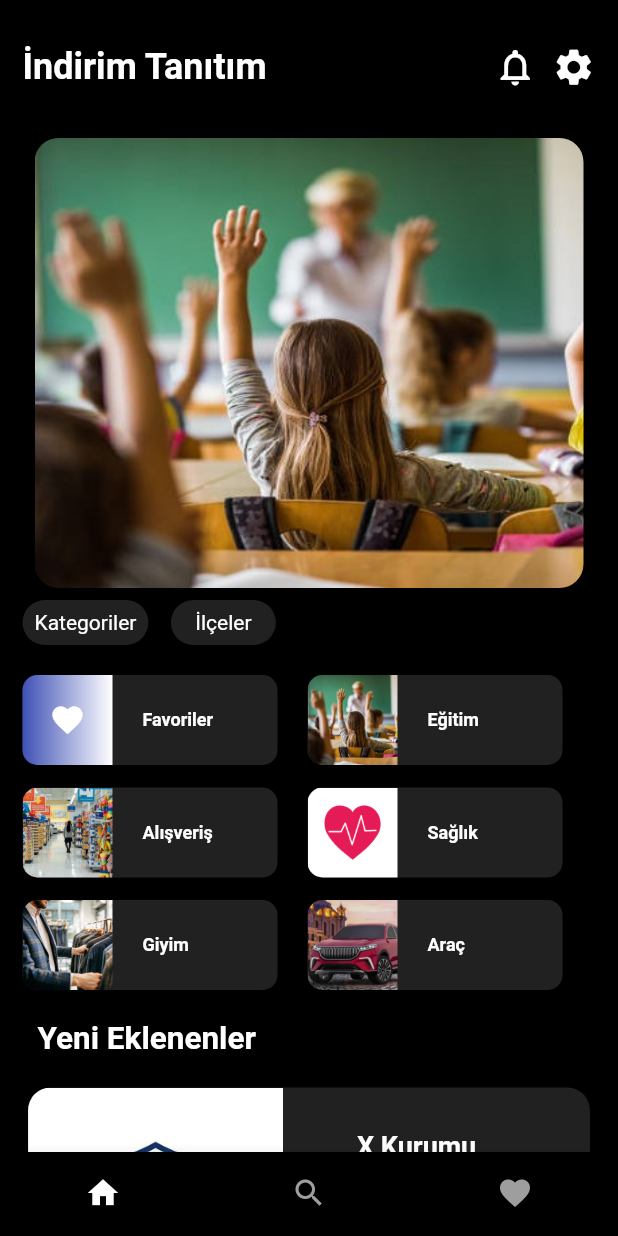
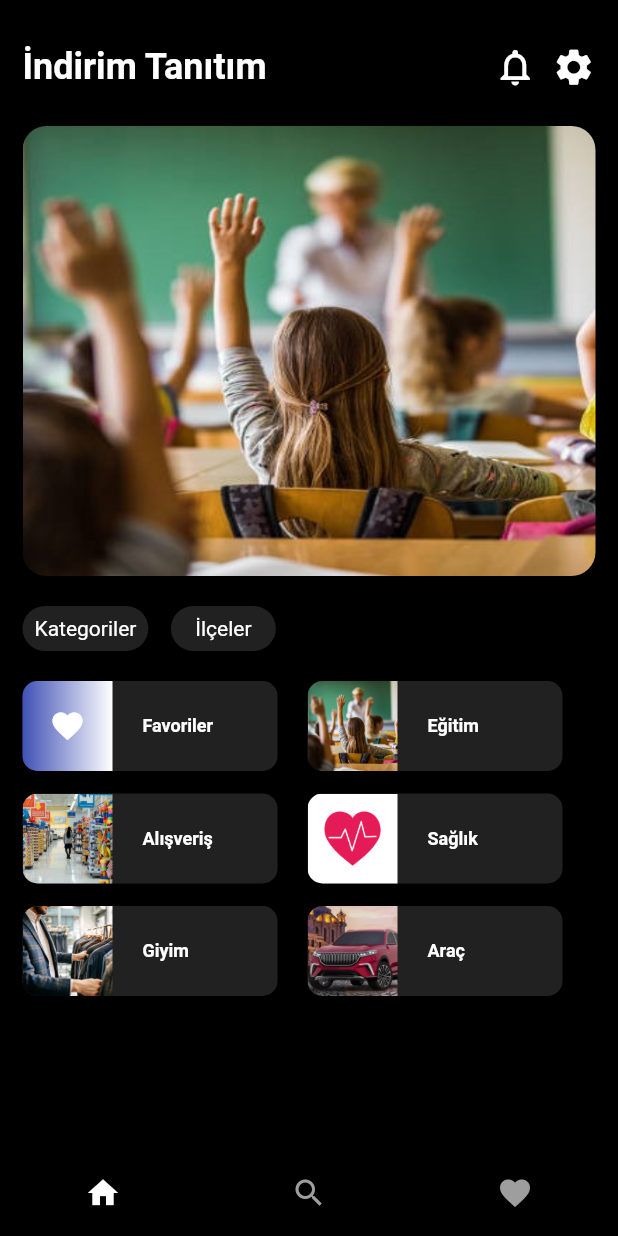
Before and after one commit to OguzhanYildirim/Flutter-Spotify-Clone, a Flutter app: the screen it shows after launch, on a phone screen of 412 x 824 dp. Run offline on Flutter 3.47's test engine with Material 2 defaults, Android fonts, the phone set to English and light mode, and no system bars.

Commit message:
adding route operations and redesign homepage layout

```diff
--- a/lib/screens/home_screen.dart
+++ b/lib/screens/home_screen.dart
@@ -41,7 +41,7 @@ class _HomeScreenState extends State<HomeScreen> {
                   height: 25,
                 ),
                 Padding(
-                  padding: const EdgeInsets.all(8.0),
+                  padding: const EdgeInsets.only(bottom: 20.0),
                   child: Container(
                     height: 300,
                     decoration: BoxDecoration(
@@ -380,8 +380,8 @@ class _HomeScreenState extends State<HomeScreen> {
                 const SizedBox(
                   height: 20,
                 ),
-                Row(
-                  children: [
+                // Row(
+                //   children: [
                 // const CircleAvatar(
                 //   radius: 30,
                 //   backgroundImage: AssetImage('assets/adele.jpeg'),
@@ -389,167 +389,167 @@ class _HomeScreenState extends State<HomeScreen> {
                 const SizedBox(
                   width: 10,
                 ),
-                    Column(
-                      crossAxisAlignment: CrossAxisAlignment.start,
-                      children: const [
-                        // Text(
-                        //   'Yeni Çıkanlar',
-                        //   style: TextStyle(color: Colors.grey, fontSize: 12),
+                //     Column(
+                //       crossAxisAlignment: CrossAxisAlignment.start,
+                //       children: const [
+                //         // Text(
+                //         //   'Yeni Çıkanlar',
+                //         //   style: TextStyle(color: Colors.grey, fontSize: 12),
+                //         // ),
+                //         Text('Yeni Eklenenler',
+                //             style: TextStyle(
+                //                 color: Colors.white,
+                //                 fontSize: 21,
+                //                 fontWeight: FontWeight.bold)),
+                //         SizedBox(
+                //           height: 10,
+                //         ),
+                //       ],
+                //     )
+                //   ],
                 // ),
-                        Text('Yeni Eklenenler',
-                            style: TextStyle(
-                                color: Colors.white,
-                                fontSize: 21,
-                                fontWeight: FontWeight.bold)),
-                        SizedBox(
-                          height: 10,
-                        ),
-                      ],
-                    )
-                  ],
-                ),
                 const SizedBox(
                   height: 10,
                 ),
-                Container(
-                  width: MediaQuery.of(context).size.width / 1.1,
-                  height: 200,
-                  decoration: BoxDecoration(
-                      borderRadius: BorderRadius.circular(15),
-                      color: Colors.grey[900]),
-                  child: Row(
-                    children: [
-                      Container(
-                        height: 200,
-                        width: 170,
-                        decoration: const BoxDecoration(
-                            borderRadius: BorderRadius.only(
-                                topLeft: Radius.circular(15),
-                                bottomLeft: Radius.circular(15)),
-                            image: DecorationImage(
-                                image: AssetImage('assets/school.jpg'),
-                                fit: BoxFit.cover)),
-                      ),
-                      const SizedBox(
-                        width: 15,
-                      ),
-                      Column(
-                        mainAxisAlignment: MainAxisAlignment.center,
-                        children: [
-                          const Text(
-                            'X Kurumu',
-                            style: TextStyle(
-                                color: Colors.white,
-                                fontSize: 18,
-                                fontWeight: FontWeight.w600),
-                          ),
-                          const SizedBox(
-                            height: 10,
-                          ),
-                          const Text(
-                            '%10 indirim',
-                            style: TextStyle(color: Colors.grey, fontSize: 15),
-                          ),
-                          const SizedBox(
-                            height: 70,
-                          ),
-                          Row(
-                            mainAxisAlignment: MainAxisAlignment.spaceBetween,
-                            children: const [
-                              SizedBox(width: 20),
-                              Icon(
-                                Icons.favorite_outline,
-                                color: Colors.white,
-                              ),
-                              SizedBox(width: 80),
-                              Icon(
-                                Icons.open_in_new_rounded,
-                                color: Colors.white,
-                              ),
-                              // CircleAvatar(
-                              //   backgroundColor: Colors.white,
-                              //   radius: 15,
-                              //   child: Center(
-                              //     child: Icon(
-                              //       Icons.open_in_full_outlined,
-                              //       color: Colors.black,
-                              //     ),
+                // Container(
+                //   width: MediaQuery.of(context).size.width / 1.1,
+                //   height: 200,
+                //   decoration: BoxDecoration(
+                //       borderRadius: BorderRadius.circular(15),
+                //       color: Colors.grey[900]),
+                //   child: Row(
+                //     children: [
+                //       Container(
+                //         height: 200,
+                //         width: 170,
+                //         decoration: const BoxDecoration(
+                //             borderRadius: BorderRadius.only(
+                //                 topLeft: Radius.circular(15),
+                //                 bottomLeft: Radius.circular(15)),
+                //             image: DecorationImage(
+                //                 image: AssetImage('assets/school.jpg'),
+                //                 fit: BoxFit.cover)),
+                //       ),
+                //       const SizedBox(
+                //         width: 15,
+                //       ),
+                //       Column(
+                //         mainAxisAlignment: MainAxisAlignment.center,
+                //         children: [
+                //           const Text(
+                //             'X Kurumu',
+                //             style: TextStyle(
+                //                 color: Colors.white,
+                //                 fontSize: 18,
+                //                 fontWeight: FontWeight.w600),
+                //           ),
+                //           const SizedBox(
+                //             height: 10,
+                //           ),
+                //           const Text(
+                //             '%10 indirim',
+                //             style: TextStyle(color: Colors.grey, fontSize: 15),
+                //           ),
+                //           const SizedBox(
+                //             height: 70,
+                //           ),
+                //           Row(
+                //             mainAxisAlignment: MainAxisAlignment.spaceBetween,
+                //             children: const [
+                //               SizedBox(width: 20),
+                //               Icon(
+                //                 Icons.favorite_outline,
+                //                 color: Colors.white,
+                //               ),
+                //               SizedBox(width: 80),
+                //               Icon(
+                //                 Icons.open_in_new_rounded,
+                //                 color: Colors.white,
+                //               ),
+                //               // CircleAvatar(
+                //               //   backgroundColor: Colors.white,
+                //               //   radius: 15,
+                //               //   child: Center(
+                //               //     child: Icon(
+                //               //       Icons.open_in_full_outlined,
+                //               //       color: Colors.black,
+                //               //     ),
+                //               //   ),
+                //               // )
+                //             ],
+                //           )
+                //         ],
+                //       )
+                //     ],
                 //   ),
-                              // )
-                            ],
-                          )
-                        ],
-                      )
-                    ],
-                  ),
-                ),
+                // ),
                 const SizedBox(
                   height: 20,
                 ),
-                Row(
-                  children: const [
-                    Text(
-                      'Sık Ziyaret Edilenler',
-                      style: TextStyle(
-                          color: Colors.white,
-                          fontSize: 21,
-                          fontWeight: FontWeight.bold),
-                    )
-                  ],
-                ),
-                const SizedBox(
-                  height: 15,
-                ),
-                SingleChildScrollView(
-                  scrollDirection: Axis.horizontal,
-                  child: Row(
-                    children: [
-                      Container(
-                        height: 150,
-                        width: 150,
-                        decoration: const BoxDecoration(
-                            image: DecorationImage(
-                                image: AssetImage('assets/a1.jpg'))),
-                      ),
-                      const SizedBox(
-                        width: 15,
-                      ),
-                      Container(
-                        height: 150,
-                        width: 150,
-                        decoration: const BoxDecoration(
-                            image: DecorationImage(
-                                image: AssetImage('assets/a2.jpeg'))),
-                      ),
-                      const SizedBox(
-                        width: 15,
-                      ),
-                      Container(
-                        height: 150,
-                        width: 150,
-                        decoration: const BoxDecoration(
-                            image: DecorationImage(
-                                image: AssetImage('assets/a3.jpeg'))),
-                      ),
-                      const SizedBox(
-                        width: 15,
-                      ),
-                      Container(
-                        height: 150,
-                        width: 150,
-                        decoration: const BoxDecoration(
-                            image: DecorationImage(
-                                image: AssetImage('assets/a4.jpeg'))),
-                      ),
-                      const SizedBox(
-                        width: 15,
-                      ),
-                    ],
-                  ),
-                ),
-                const SizedBox(
-                  height: 15,
-                )
+                // Row(
+                //   children: const [
+                //     Text(
+                //       'Sık Ziyaret Edilenler',
+                //       style: TextStyle(
+                //           color: Colors.white,
+                //           fontSize: 21,
+                //           fontWeight: FontWeight.bold),
+                //     )
+                //   ],
+                // ),
+                // const SizedBox(
+                //   height: 15,
+                // ),
+                // SingleChildScrollView(
+                //   scrollDirection: Axis.horizontal,
+                //   child: Row(
+                //     children: [
+                //       Container(
+                //         height: 150,
+                //         width: 150,
+                //         decoration: const BoxDecoration(
+                //             image: DecorationImage(
+                //                 image: AssetImage('assets/a1.jpg'))),
+                //       ),
+                //       const SizedBox(
+                //         width: 15,
+                //       ),
+                //       Container(
+                //         height: 150,
+                //         width: 150,
+                //         decoration: const BoxDecoration(
+                //             image: DecorationImage(
+                //                 image: AssetImage('assets/a2.jpeg'))),
+                //       ),
+                //       const SizedBox(
+                //         width: 15,
+                //       ),
+                //       Container(
+                //         height: 150,
+                //         width: 150,
+                //         decoration: const BoxDecoration(
+                //             image: DecorationImage(
+                //                 image: AssetImage('assets/a3.jpeg'))),
+                //       ),
+                //       const SizedBox(
+                //         width: 15,
+                //       ),
+                //       Container(
+                //         height: 150,
+                //         width: 150,
+                //         decoration: const BoxDecoration(
+                //             image: DecorationImage(
+                //                 image: AssetImage('assets/a4.jpeg'))),
+                //       ),
+                //       const SizedBox(
+                //         width: 15,
+                //       ),
+                //     ],
+                //   ),
+                // ),
+                // const SizedBox(
+                //   height: 15,
+                // )
               ],
             ),
           )
--- a/lib/screens/list_screen.dart
+++ b/lib/screens/list_screen.dart
@@ -19,19 +19,19 @@ class ListViewPage extends StatelessWidget {
   Widget build(BuildContext context) {
     // Iterable<Item> filtered =
     //     CatalogModel.items.where((element) => element.desc == category);
+    final filteredItems =
+        CatalogModel.items.where((item) => item.desc == category).toList();
     return Scaffold(
       backgroundColor: Colors.black,
       // ignore: prefer_const_constructors
       appBar: CustomAppBar("Title"),
       body: ListView.builder(
-          itemCount: CatalogModel.items.length,
+          itemCount: filteredItems.length,
           itemBuilder: (context, index) {
-            if (CatalogModel.items[index].desc == category) {
-              return Padding(
-                padding: const EdgeInsets.symmetric(vertical: 3),
-                child: CustomCardItem(item: CatalogModel.items[index]),
-              );
-            }
+            return Padding(
+              padding: const EdgeInsets.symmetric(vertical: 3),
+              child: CustomCardItem(item: filteredItems[index]),
+            );
           }),
     );
   }
--- a/lib/widgets/custom_card_item.dart
+++ b/lib/widgets/custom_card_item.dart
@@ -1,5 +1,6 @@
 import 'package:flutter/material.dart';
 import '../models/catalog.dart';
+import 'item_details_page.dart';
 
 class CustomCardItem extends StatelessWidget {
   final Item item;
@@ -9,7 +10,16 @@ class CustomCardItem extends StatelessWidget {
   Widget build(BuildContext context) {
     double containerWidth = MediaQuery.of(context).size.width;
     double containerHeight = MediaQuery.of(context).size.height / 5;
-    return Container(
+    return GestureDetector(
+      onTap: () {
+        Navigator.of(context).push(MaterialPageRoute(
+            builder: ((context) => ItemDetailsPage(
+                  activeItem: item,
+                ))));
+
+        // code to execute when the tile is tapped
+      },
+      child: Container(
         width: containerWidth,
         height: containerHeight,
         decoration: BoxDecoration(
@@ -103,6 +113,7 @@ class CustomCardItem extends StatelessWidget {
             )
           ],
         ),
+      ),
     );
   }
 }
--- a/lib/widgets/item_details_page.dart
+++ b/lib/widgets/item_details_page.dart
@@ -2,9 +2,11 @@ import 'package:flutter/material.dart';
 
 import '../core/constant/color/color.dart';
 import '../core/constant/style/style.dart';
+import '../models/catalog.dart';
 
 class ItemDetailsPage extends StatelessWidget {
-  const ItemDetailsPage({super.key});
+  final Item activeItem;
+  const ItemDetailsPage({super.key, required this.activeItem});
 
   @override
   Widget build(BuildContext context) {
@@ -52,17 +54,20 @@ class ItemDetailsPage extends StatelessWidget {
                           ),
                         ),
                       ),
-                      const ProductNameAndPrice(),
+                      ProductNameAndPrice(
+                        name: activeItem.name,
+                        discount: activeItem.price,
+                      ),
                       const SizedBox(
                         height: 16,
                       ),
                       Row(
                         children: [
-                          Icon(
+                          const Icon(
                             Icons.location_on_outlined,
                             color: Colors.white,
                           ),
-                          SizedBox(
+                          const SizedBox(
                             width: 10,
                           ),
                           Text('Size',
@@ -102,12 +107,12 @@ class ItemDetailsPage extends StatelessWidget {
                                     minimumSize: MaterialStateProperty.all(
                                         Size(size.width / 10, 50))),
                                 onPressed: () {},
-                                child: Icon(
+                                child: const Icon(
                                   Icons.favorite_outline,
                                   color: Colors.white,
                                 )),
                           ),
-                          SizedBox(
+                          const SizedBox(
                             width: 10,
                           ),
                           ElevatedButton(
@@ -234,7 +239,11 @@ class RectButton extends StatelessWidget {
 }
 
 class ProductNameAndPrice extends StatelessWidget {
-  const ProductNameAndPrice({
+  String name;
+  String discount;
+  ProductNameAndPrice({
+    required this.name,
+    required this.discount,
     Key? key,
   }) : super(key: key);
 
@@ -244,12 +253,12 @@ class ProductNameAndPrice extends StatelessWidget {
       mainAxisSize: MainAxisSize.max,
       mainAxisAlignment: MainAxisAlignment.spaceBetween,
       children: [
-        const Text(
-          'Jogger Lilac',
+        Text(
+          name,
           style: AppStyle.h1Light,
         ),
         Text(
-          '\$15.00',
+          discount,
           style: AppStyle.h1Light
               .copyWith(color: AppColor.primary, fontWeight: FontWeight.w600),
         ),
```
Lines whose indentation alone changed are shown as unchanged.
